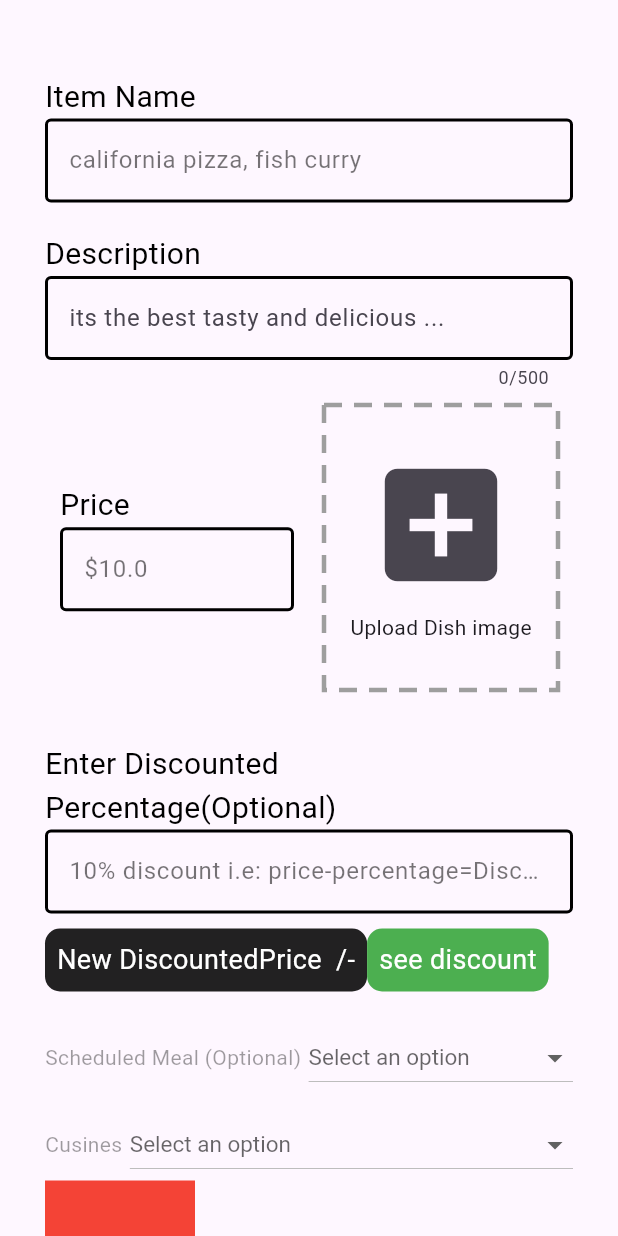
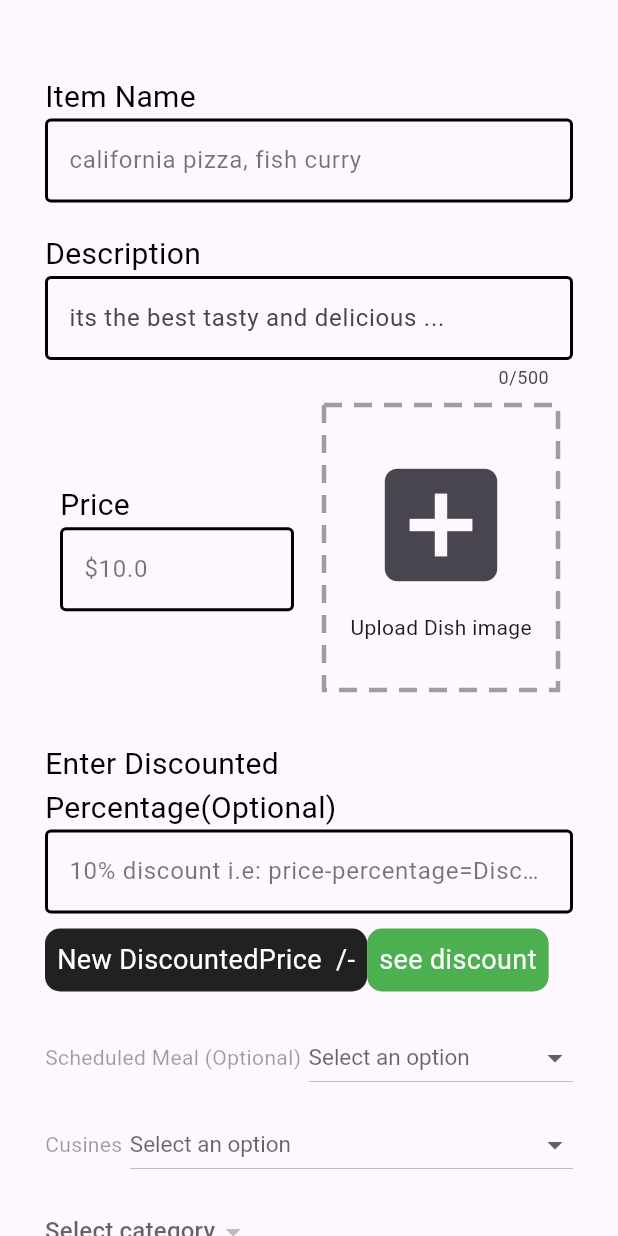
Before and after one commit to FahadKhan356/Spicy-Eats, a Flutter app: the AddItemScreen screen opened directly, on a phone screen of 412 x 824 dp. Run offline on Flutter 3.47's test engine with Material 3 defaults, Android fonts, the phone set to English and light mode, and no system bars; drawn by our look-alikes of dotted_border; our stand-ins replace flutter_map, flutter_otp_text_field, flutter_riverpod, geocoding, geolocator, google_fonts and 3 more; accounts and stored records are empty; network calls fail.

Commit message:
create categories table + categories model + fetch categories data + Displayed it in additemscreen

```diff
--- /dev/null
+++ b/lib/commons/categoriesmodel.dart
@@ -0,0 +1,33 @@
+class Categories {
+  String? categoryid;
+  String? categoryname;
+  String? categorydescription;
+  String? restiuid;
+
+  Categories(
+      {this.categoryname,
+      this.categoryid,
+      this.restiuid,
+      this.categorydescription});
+
+//tomap tojson
+  Map<String, dynamic> toJson() {
+    return {
+      'category_id': categoryid,
+      'category_name': categoryname,
+      'rest_uid': restiuid,
+      'category_description': categorydescription,
+    };
+  }
+
+//frommap fromjson
+
+  factory Categories.fromJson(Map<String, dynamic> json) {
+    return Categories(
+      categoryid: json['category_id'],
+      categoryname: json['category_name'],
+      categorydescription: json['category_description'],
+      restiuid: json['rest_uid'],
+    );
+  }
+}
--- a/lib/features/dashboard/DrawerScreens/Menu/SubScreens/AddItemScreen.dart
+++ b/lib/features/dashboard/DrawerScreens/Menu/SubScreens/AddItemScreen.dart
@@ -2,13 +2,16 @@ import 'dart:io';
 
 import 'package:dotted_border/dotted_border.dart';
 import 'package:flutter/material.dart';
+import 'package:flutter/widgets.dart';
 import 'package:flutter_riverpod/flutter_riverpod.dart';
+import 'package:spicy_eats/Register%20shop/models/registershop.dart';
+import 'package:spicy_eats/commons/categoriesmodel.dart';
 import 'package:spicy_eats/features/dashboard/controller/dashboardcontroller.dart';
 import 'package:spicy_eats/Register%20shop/repository/registershop_repository.dart';
 import 'package:spicy_eats/Register%20shop/widgets/Lists.dart';
 import 'package:spicy_eats/Register%20shop/widgets/customTextfield.dart';
 import 'package:spicy_eats/commons/imagepick.dart';
-import 'package:spicy_eats/features/Home/screens/home_screen.dart';
+import 'package:spicy_eats/features/dashboard/repository/dashboardrepository.dart';
 import 'package:spicy_eats/main.dart';
 
 var scheduledMealProvider = StateProvider<String?>((ref) => null);
@@ -19,6 +22,7 @@ var finaldiscountProvider = StateProvider<String>((ref) => '');
 var isErrorProvider = StateProvider<bool>((ref) => false);
 var msgError = StateProvider((ref) => '');
 var dishimage = StateProvider<bool>((ref) => true);
+var selectedCategoryIdProvider = StateProvider<String?>((ref) => null);
 
 class AddItemScreen extends ConsumerStatefulWidget {
   AddItemScreen({super.key});
@@ -40,8 +44,25 @@ class _AddItemScreenState extends ConsumerState<AddItemScreen> {
     setState(() {});
   }
 
+  List<Categories>? categoriesList = [];
+
+  @override
+  void initState() {
+    // TODO: implement initState
+    super.initState();
+    ref.read(dashboardRepositoryProvider).fetchCategories().then((value) {
+      if (value != null) {
+        setState(() {
+          categoriesList = value;
+          print(' ye hai init state me se ${categoriesList![0].categoryid}');
+        });
+      }
+    });
+  }
+
   @override
   Widget build(BuildContext context) {
+    var size = MediaQuery.of(context).size;
     final dashboardController = ref.read(dashboardControllerProvider);
     final isError = ref.watch(isErrorProvider);
     final GlobalKey<FormState> _form = GlobalKey<FormState>();
@@ -495,38 +516,33 @@ class _AddItemScreenState extends ConsumerState<AddItemScreen> {
                         ],
                       ),
                     ),
-                    image != null
-                        ? Center(
-                            child: Container(
-                              decoration: BoxDecoration(
-                                  borderRadius: BorderRadius.circular(12),
-                                  boxShadow: const [
-                                    BoxShadow(
-                                      color: Colors.black26,
-                                      offset: Offset(1, 3),
-                                      spreadRadius: 2,
-                                      blurRadius: 2,
-                                    )
-                                  ]),
-                              child: ClipRRect(
-                                borderRadius: BorderRadius.circular(12),
-                                child: image != null
-                                    ? Image.file(image!,
-                                        fit: BoxFit.cover,
-                                        width: 100,
-                                        height: 100)
-                                    : const Text('No Image Selected'),
-                              ),
-                            ),
-                          )
-                        : Container(
-                            color: Colors.red,
-                            height: 100,
-                            width: 100,
-                          )
+                    const SizedBox(
+                      height: 10,
+                    ),
+                    DropdownButton<String?>(
+                      value: categoriesList?.isNotEmpty == true
+                          ? ref.read(selectedCategoryIdProvider)
+                          : null, // Set value only if there are items in the list
+                      hint: const Text('Select category'),
+                      menuMaxHeight: 300,
+                      onChanged: (value) {
+                        // Update the selected category ID
+                        ref.read(selectedCategoryIdProvider.notifier).state =
+                            value;
+                      },
+                      items: categoriesList?.map((category) {
+                        return DropdownMenuItem<String>(
+                          value: category.categoryid,
+                          child:
+                              Text(category.categoryname ?? 'Unnamed Category'),
+                        );
+                      }).toList(),
+                    ),
                   ],
                 ),
-
+                SizedBox(
+                  height: 20,
+                ),
                 ///////////////////////////////////////////////////////
                 ///
                 ///
--- a/lib/features/dashboard/controller/dashboardcontroller.dart
+++ b/lib/features/dashboard/controller/dashboardcontroller.dart
@@ -2,6 +2,7 @@ import 'dart:io';
 
 import 'package:flutter/material.dart';
 import 'package:flutter_riverpod/flutter_riverpod.dart';
+import 'package:spicy_eats/commons/categoriesmodel.dart';
 import 'package:spicy_eats/features/dashboard/repository/dashboardrepository.dart';
 
 var dashboardControllerProvider = Provider((ref) {
@@ -43,4 +44,7 @@ class DashBoardController {
       throw Exception(e);
     }
   }
+
+  // Future<List<Categories>?> fetchCategories() async {
+  //   return dashBoardRepository.fetchCategories();
 }
```
Also changed, not shown: lib/features/dashboard/repository/dashboardrepository.dart (+23 -0 lines).
